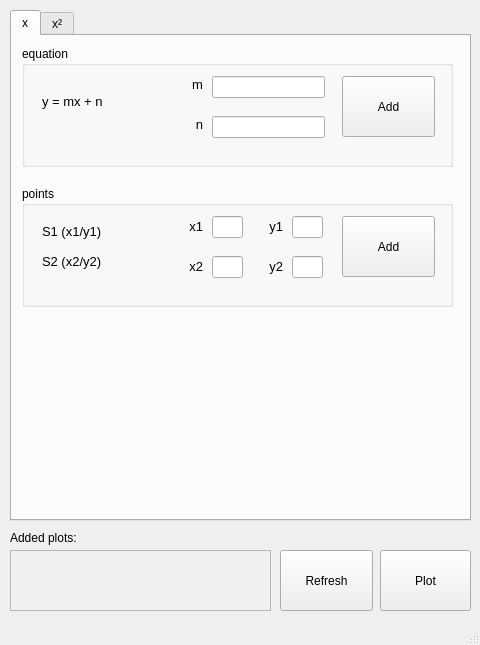
Zaby1990/school_function_drawer, file school_function_drawer.ui: the form before one commit.
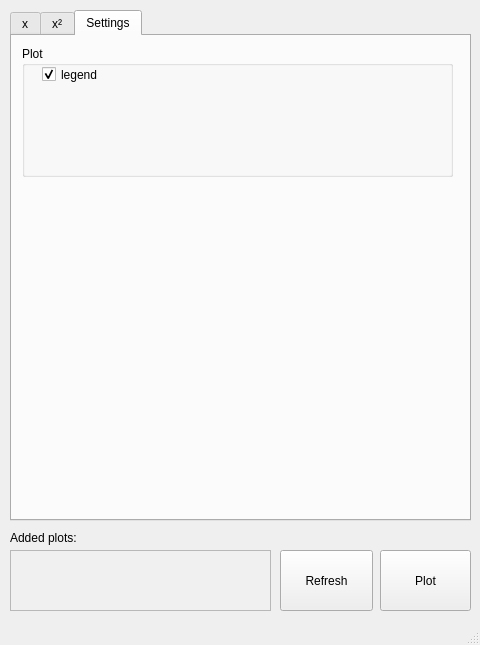
The form after the commit. The open tabs and pages were chosen to show the change.

Commit message: add Settings, Legend activatable

The edit to the form file:
```diff
--- a/school_function_drawer.ui
+++ b/school_function_drawer.ui
@@ -328,6 +328,40 @@
       <string>x²</string>
      </attribute>
     </widget>
+    <widget class="QWidget" name="tab">
+     <attribute name="title">
+      <string>Settings</string>
+     </attribute>
+     <widget class="QGroupBox" name="groupBox_2">
+      <property name="geometry">
+       <rect>
+        <x>10</x>
+        <y>10</y>
+        <width>431</width>
+        <height>131</height>
+       </rect>
+      </property>
+      <property name="title">
+       <string>Plot</string>
+      </property>
+      <widget class="QCheckBox" name="legend_activated">
+       <property name="geometry">
+        <rect>
+         <x>20</x>
+         <y>20</y>
+         <width>70</width>
+         <height>17</height>
+        </rect>
+       </property>
+       <property name="text">
+        <string>legend</string>
+       </property>
+       <property name="checked">
+        <bool>true</bool>
+       </property>
+      </widget>
+     </widget>
+    </widget>
    </widget>
    <widget class="QPushButton" name="butPlot">
     <property name="geometry">
```
The commit also changes 1 other file.
